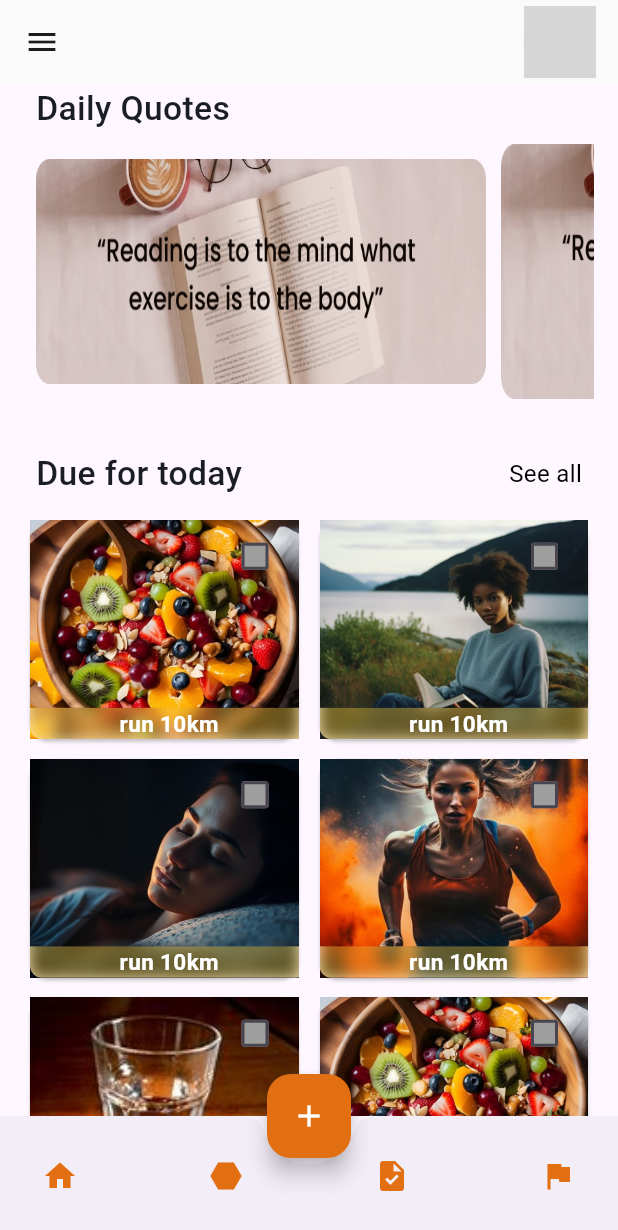
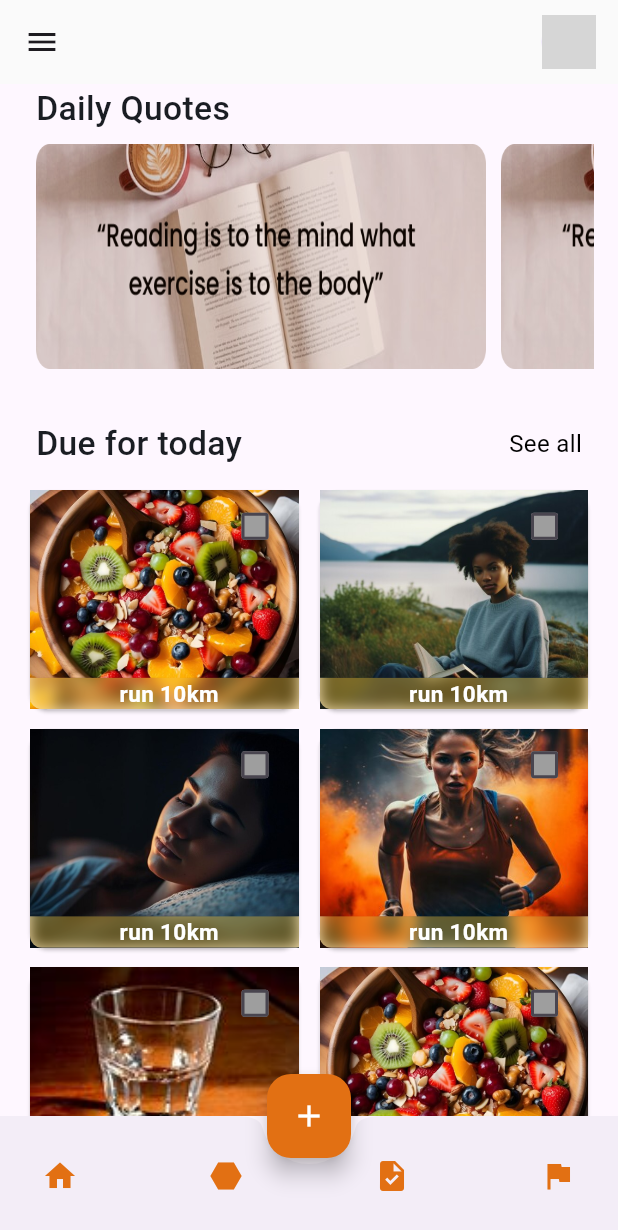
Before and after one commit to Sparklinglily/Habit-Tracker-App, a Flutter app: the screen it shows once a user with an empty profile is signed in, on a phone screen of 412 x 824 dp. Shown: the top 1230 px of the screen. Run offline on Flutter 3.47's test engine with Material 3 defaults, Android fonts, the phone set to English and light mode, and no system bars; our stand-ins replace cloud_firestore, email_validator, firebase_auth, firebase_core, flutter_slidable, hive and 3 more; missing offline and left inert: dart:ffi; accounts and stored records are empty; network calls fail; grey boxes are pictures that could not be loaded.

Commit message:
gradle fixes

```diff
--- a/lib/presentation/views/home/Wigets/dailyQuotes.dart
+++ b/lib/presentation/views/home/Wigets/dailyQuotes.dart
@@ -45,7 +45,7 @@ class _DailyQuotesState extends State<DailyQuotes> {
                 Image(
                   image: AssetImage("images/quotes.png"),
                   fit: BoxFit.fill,
-                  height: 170,
+                  height: 150,
                   width: 300,
                 ),
                 SizedBox(
--- a/lib/presentation/views/home/homeScreen.dart
+++ b/lib/presentation/views/home/homeScreen.dart
@@ -62,7 +62,7 @@ class _HomePageState extends State<HomePage> {
             child: InkWell(
               onTap: navigateToProfileScreen,
               child: CircleAvatar(
-                radius: 24,
+                radius: 18,
                 backgroundImage: NetworkImage(picture),
               ),
             ),
```
Also changed, not shown: 1 other file.
